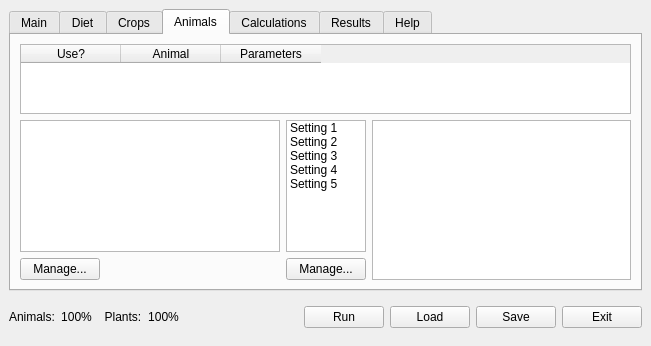
Above: src/ui/lamainformbase.ui from arkygeek/landuseanalyst before the change. Below: the same form after it.
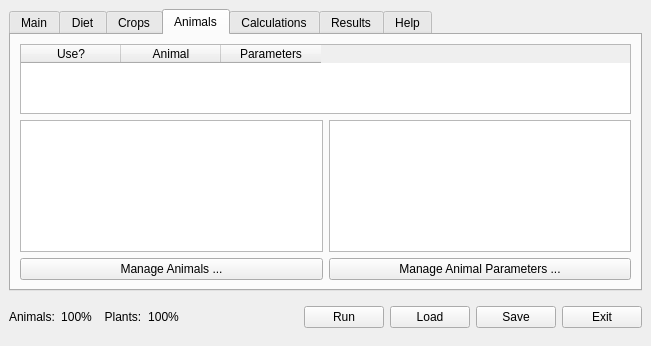
That is the form after the change. Icons and pictures are not drawn.

Commit message: Removed animal params list widget. Click event in animal table causes animalparameters display to update again. Added some more text to manager buttons

```diff
--- a/src/ui/lamainformbase.ui
+++ b/src/ui/lamainformbase.ui
@@ -1173,66 +1173,14 @@
          </property>
         </widget>
        </item>
-       <item row="2" column="0" >
-        <widget class="QPushButton" name="pbnNewAnimal" >
-         <property name="sizePolicy" >
-          <sizepolicy>
-           <hsizetype>0</hsizetype>
-           <vsizetype>0</vsizetype>
-           <horstretch>0</horstretch>
-           <verstretch>0</verstretch>
-          </sizepolicy>
-         </property>
-         <property name="text" >
-          <string>Manage...</string>
-         </property>
-        </widget>
-       </item>
        <item row="2" column="1" >
         <widget class="QPushButton" name="pbnNewAnimalParameter" >
          <property name="text" >
-          <string>Manage...</string>
+          <string>Manage Animal Parameters ...</string>
          </property>
         </widget>
        </item>
        <item row="1" column="1" >
-        <widget class="QListWidget" name="listWidgetAnimalParameters" >
-         <property name="sizePolicy" >
-          <sizepolicy>
-           <hsizetype>13</hsizetype>
-           <vsizetype>7</vsizetype>
-           <horstretch>0</horstretch>
-           <verstretch>0</verstretch>
-          </sizepolicy>
-         </property>
-         <item>
-          <property name="text" >
-           <string>Setting 1</string>
-          </property>
-         </item>
-         <item>
-          <property name="text" >
-           <string>Setting 2</string>
-          </property>
-         </item>
-         <item>
-          <property name="text" >
-           <string>Setting 3</string>
-          </property>
-         </item>
-         <item>
-          <property name="text" >
-           <string>Setting 4</string>
-          </property>
-         </item>
-         <item>
-          <property name="text" >
-           <string>Setting 5</string>
-          </property>
-         </item>
-        </widget>
-       </item>
-       <item rowspan="2" row="1" column="2" >
         <widget class="QTextBrowser" name="textBrowserAnimalParameterDefinition" >
          <property name="sizePolicy" >
           <sizepolicy>
@@ -1244,7 +1192,7 @@
          </property>
         </widget>
        </item>
-       <item row="0" column="0" colspan="3" >
+       <item row="0" column="0" colspan="2" >
         <widget class="QTableWidget" name="tblAnimals" >
          <column>
           <property name="text" >
@@ -1263,6 +1211,21 @@
          </column>
         </widget>
        </item>
+       <item row="2" column="0" >
+        <widget class="QPushButton" name="pbnNewAnimal" >
+         <property name="sizePolicy" >
+          <sizepolicy>
+           <hsizetype>1</hsizetype>
+           <vsizetype>0</vsizetype>
+           <horstretch>0</horstretch>
+           <verstretch>0</verstretch>
+          </sizepolicy>
+         </property>
+         <property name="text" >
+          <string>Manage Animals ...</string>
+         </property>
+        </widget>
+       </item>
       </layout>
      </widget>
      <widget class="QWidget" name="results_tab" >
```
The commit also changes 2 other files.
